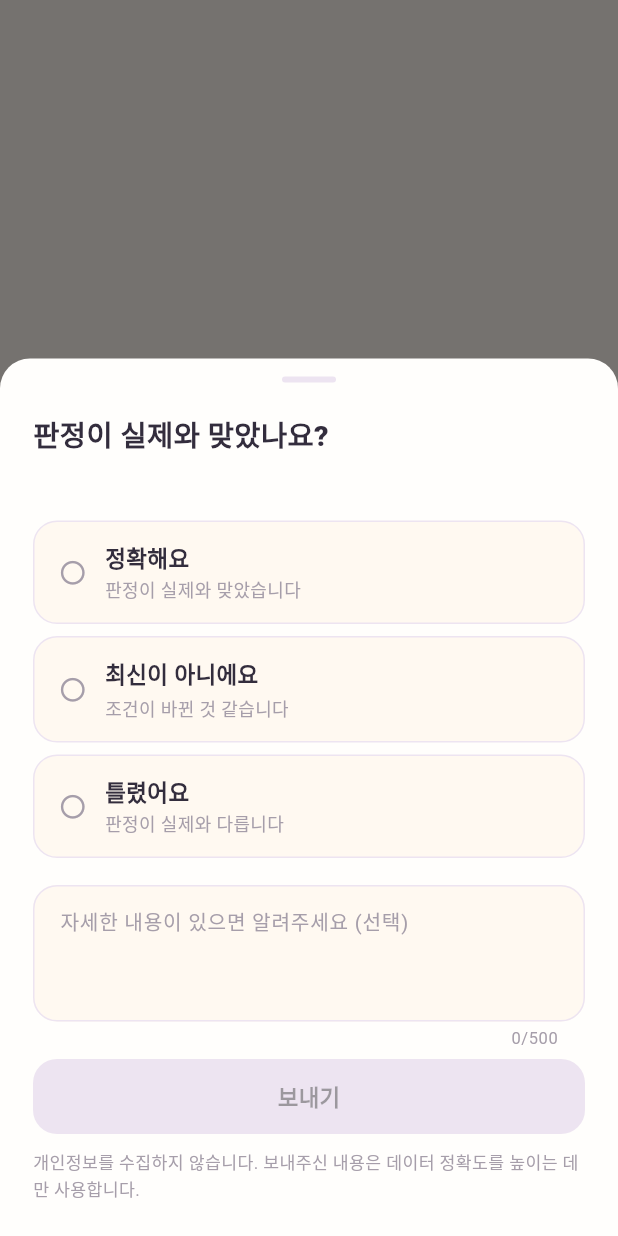
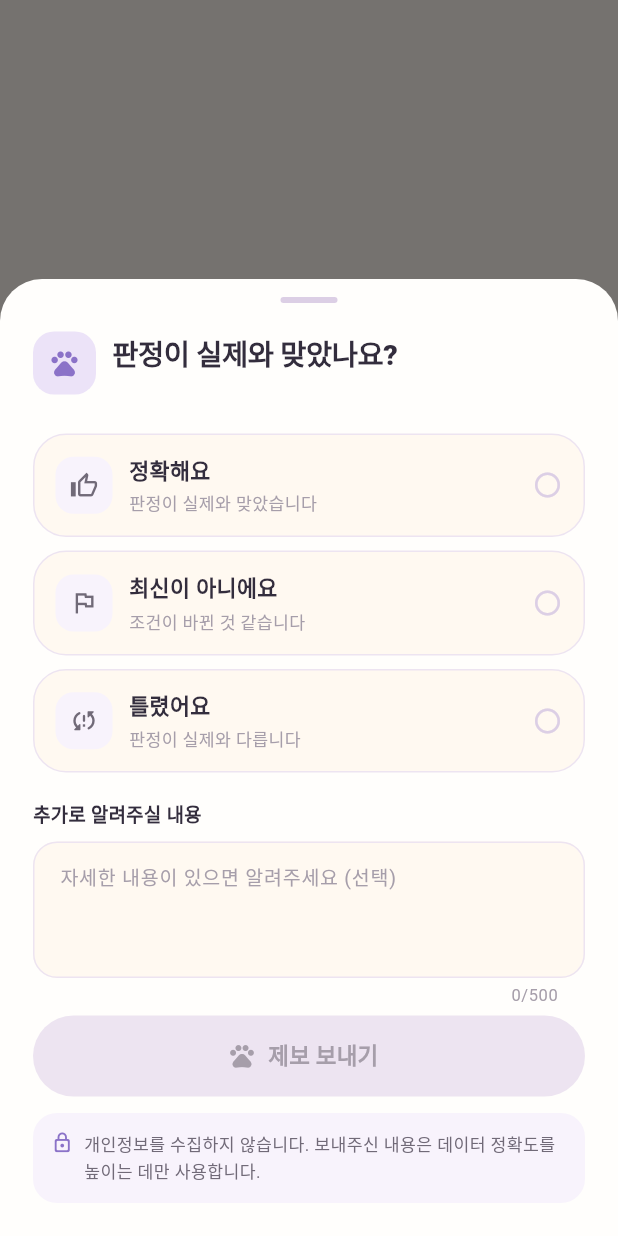
Before and after one commit to GuguGaewoo/petpass, a Flutter app: what showReportSheet() shows on an empty page, opened directly with empty values, on a phone screen of 412 x 824 dp. Run offline on Flutter 3.47's test engine with Material 3 defaults, Android fonts, the phone set to English and light mode, and no system bars; our stand-ins replace shared_preferences, supabase_flutter, web; missing offline and left inert: dart:js_interop, dart:ui_web, flutter_naver_map; accounts and stored records are empty.

Commit message:
style: apply PetPass concept to report sheet

```diff
--- a/app/lib/presentation/widgets/report_sheet.dart
+++ b/app/lib/presentation/widgets/report_sheet.dart
@@ -1,10 +1,7 @@
 /// 현장 제보 (F-10).
 ///
-/// 판정이 실제와 맞는지 이용자에게 묻는다. 수집한 내용은 정규화 규칙을
-/// 개선하는 우선순위 자료로 쓴다.
-///
-/// 개인정보를 수집하지 않는다. 제보 본문은 다른 이용자에게 노출하지 않으며,
-/// 전송에 실패해도 앱의 다른 기능은 영향을 받지 않는다.
+/// 기존 Supabase 전송/성공·실패 처리 로직은 유지하고 PetPass 시안의
+/// 아이보리·라벤더·둥근 선택 카드·발바닥 CTA만 적용한다.
 library;
 
 import 'package:flutter/material.dart';
@@ -24,7 +21,7 @@ Future<void> showReportSheet(
     isScrollControlled: true,
     backgroundColor: T.card,
     shape: const RoundedRectangleBorder(
-      borderRadius: BorderRadius.vertical(top: Radius.circular(20)),
+      borderRadius: BorderRadius.vertical(top: Radius.circular(28)),
     ),
     builder: (_) => _Sheet(state: state, place: place),
   );
@@ -53,18 +50,14 @@ class _SheetState extends State<_Sheet> {
   }
 
   Future<void> _send() async {
-    if (_kind == null || _sending) {
-      return;
-    }
+    if (_kind == null || _sending) return;
     setState(() => _sending = true);
     final ok = await widget.state.submitReport(
       place: widget.place,
       kind: _kind!,
       body: _body.text,
     );
-    if (!mounted) {
-      return;
-    }
+    if (!mounted) return;
     setState(() {
       _sending = false;
       _result = ok;
@@ -74,7 +67,6 @@ class _SheetState extends State<_Sheet> {
   @override
   Widget build(BuildContext context) {
     return Padding(
-      // 키보드가 올라와도 입력란이 가려지지 않게 한다
       padding: EdgeInsets.only(
         bottom: MediaQuery.of(context).viewInsets.bottom,
       ),
@@ -89,58 +81,100 @@ class _SheetState extends State<_Sheet> {
 
   Widget _grip() => Center(
     child: Container(
-      width: 36,
+      width: 38,
       height: 4,
       decoration: BoxDecoration(
-        color: T.line,
-        borderRadius: BorderRadius.circular(2),
+        color: T.lineStrong,
+        borderRadius: BorderRadius.circular(T.rPill),
       ),
     ),
   );
 
   Widget _form() {
-    return Column(
+    return SingleChildScrollView(
+      child: Column(
         mainAxisSize: MainAxisSize.min,
         crossAxisAlignment: CrossAxisAlignment.start,
         children: [
           _grip(),
-        const SizedBox(height: 20),
+          const SizedBox(height: 19),
+          Row(
+            crossAxisAlignment: CrossAxisAlignment.start,
+            children: [
+              Container(
+                width: 42,
+                height: 42,
+                decoration: BoxDecoration(
+                  color: T.brandSoft,
+                  borderRadius: BorderRadius.circular(14),
+                ),
+                child: const Icon(
+                  Icons.pets_rounded,
+                  size: 21,
+                  color: T.brand,
+                ),
+              ),
+              const SizedBox(width: 11),
+              Expanded(
+                child: Column(
+                  crossAxisAlignment: CrossAxisAlignment.start,
+                  children: [
                     const Text(
                       '판정이 실제와 맞았나요?',
                       style: TextStyle(
                         fontFamilyFallback: T.kr,
                         fontSize: 19,
                         fontWeight: FontWeight.w800,
+                        letterSpacing: -0.3,
                         color: T.ink,
                       ),
                     ),
-        const SizedBox(height: 6),
+                    const SizedBox(height: 4),
                     Text(
                       widget.place.title,
+                      maxLines: 1,
+                      overflow: TextOverflow.ellipsis,
                       style: const TextStyle(
                         fontFamilyFallback: T.kr,
-            fontSize: 13,
+                        fontSize: 12.5,
                         color: T.mute,
                       ),
                     ),
+                  ],
+                ),
+              ),
+            ],
+          ),
           const SizedBox(height: 18),
-
           for (final k in ReportKind.values) ...[
             _option(k),
+            const SizedBox(height: 9),
+          ],
+          const SizedBox(height: 10),
+          const Text(
+            '추가로 알려주실 내용',
+            style: TextStyle(
+              fontFamilyFallback: T.kr,
+              fontSize: 12.5,
+              fontWeight: FontWeight.w800,
+              color: T.ink,
+            ),
+          ),
           const SizedBox(height: 8),
-        ],
-
-        const SizedBox(height: 10),
           TextField(
             controller: _body,
             maxLines: 3,
             maxLength: 500,
-          style: const TextStyle(fontFamilyFallback: T.kr, fontSize: 14),
+            style: const TextStyle(
+              fontFamilyFallback: T.kr,
+              fontSize: 14,
+              color: T.ink,
+            ),
             decoration: InputDecoration(
               hintText: '자세한 내용이 있으면 알려주세요 (선택)',
               hintStyle: const TextStyle(
                 fontFamilyFallback: T.kr,
-              fontSize: 13.5,
+                fontSize: 13,
                 color: T.mute,
               ),
               filled: true,
@@ -155,24 +189,22 @@ class _SheetState extends State<_Sheet> {
                 borderRadius: BorderRadius.circular(T.r),
                 borderSide: const BorderSide(color: T.line),
               ),
+              focusedBorder: OutlineInputBorder(
+                borderRadius: BorderRadius.circular(T.r),
+                borderSide: const BorderSide(color: T.brand, width: 1.5),
               ),
             ),
-
+          ),
           const SizedBox(height: 6),
           SizedBox(
             width: double.infinity,
-          height: 50,
-          child: FilledButton(
+            height: 54,
+            child: FilledButton.icon(
               onPressed: _kind == null || _sending ? null : _send,
-            style: FilledButton.styleFrom(
-              backgroundColor: T.brand,
-              foregroundColor: T.onBrand,
-              disabledBackgroundColor: T.line,
-              shape: RoundedRectangleBorder(
-                borderRadius: BorderRadius.circular(T.r),
-              ),
-            ),
-            child: _sending
+              icon: _sending
+                  ? const SizedBox.shrink()
+                  : const Icon(Icons.pets_rounded, size: 19),
+              label: _sending
                   ? const SizedBox(
                       width: 18,
                       height: 18,
@@ -182,26 +214,57 @@ class _SheetState extends State<_Sheet> {
                       ),
                     )
                   : const Text(
-                    '보내기',
+                      '제보 보내기',
                       style: TextStyle(
                         fontFamilyFallback: T.kr,
                         fontSize: 15,
                         fontWeight: FontWeight.w700,
                       ),
                     ),
+              style: FilledButton.styleFrom(
+                backgroundColor: T.brand,
+                foregroundColor: T.onBrand,
+                disabledBackgroundColor: T.line,
+                disabledForegroundColor: T.mute,
+                elevation: 0,
+                shape: RoundedRectangleBorder(
+                  borderRadius: BorderRadius.circular(T.rPill),
                 ),
               ),
-        const SizedBox(height: 10),
-        const Text(
+            ),
+          ),
+          const SizedBox(height: 11),
+          Container(
+            padding: const EdgeInsets.all(12),
+            decoration: BoxDecoration(
+              color: T.brandMist,
+              borderRadius: BorderRadius.circular(T.r),
+            ),
+            child: const Row(
+              crossAxisAlignment: CrossAxisAlignment.start,
+              children: [
+                Icon(
+                  Icons.lock_outline_rounded,
+                  size: 15,
+                  color: T.brand,
+                ),
+                SizedBox(width: 7),
+                Expanded(
+                  child: Text(
                     '개인정보를 수집하지 않습니다. 보내주신 내용은 데이터 정확도를 높이는 데만 사용합니다.',
                     style: TextStyle(
                       fontFamilyFallback: T.kr,
                       fontSize: 11.5,
-            color: T.mute,
+                      color: T.inkSoft,
                       height: 1.5,
                     ),
                   ),
+                ),
               ],
+            ),
+          ),
+        ],
+      ),
     );
   }
 
@@ -210,49 +273,87 @@ class _SheetState extends State<_Sheet> {
     return GestureDetector(
       onTap: () => setState(() => _kind = k),
       behavior: HitTestBehavior.opaque,
-      child: Container(
+      child: AnimatedContainer(
+        duration: const Duration(milliseconds: 140),
         width: double.infinity,
-        padding: const EdgeInsets.symmetric(horizontal: 16, vertical: 13),
+        padding: const EdgeInsets.symmetric(horizontal: 14, vertical: 13),
         decoration: BoxDecoration(
-          color: on ? T.goBg : T.paper,
-          border: Border.all(color: on ? T.go : T.line, width: on ? 1.5 : 1),
-          borderRadius: BorderRadius.circular(T.r),
+          color: on ? T.brandSoft : T.paper,
+          border: Border.all(
+            color: on ? T.brand : T.line,
+            width: on ? 1.5 : 1,
+          ),
+          borderRadius: BorderRadius.circular(T.rCard),
         ),
         child: Row(
           children: [
-            Icon(
-              on ? Icons.radio_button_checked : Icons.radio_button_unchecked,
+            Container(
+              width: 38,
+              height: 38,
+              decoration: BoxDecoration(
+                color: on ? T.card : T.brandMist,
+                borderRadius: BorderRadius.circular(12),
+              ),
+              child: Icon(
+                _kindIcon(k),
                 size: 19,
-              color: on ? T.go : T.mute,
+                color: on ? T.brandDeep : T.inkSoft,
               ),
-            const SizedBox(width: 12),
-            Column(
+            ),
+            const SizedBox(width: 11),
+            Expanded(
+              child: Column(
                 crossAxisAlignment: CrossAxisAlignment.start,
                 children: [
                   Text(
                     k.label,
                     style: TextStyle(
                       fontFamilyFallback: T.kr,
-                    fontSize: 15,
-                    fontWeight: FontWeight.w600,
-                    color: on ? T.go : T.ink,
+                      fontSize: 14.5,
+                      fontWeight: FontWeight.w700,
+                      color: on ? T.brandDeep : T.ink,
                     ),
                   ),
-                const SizedBox(height: 2),
+                  const SizedBox(height: 3),
                   Text(
                     k.hint,
                     style: const TextStyle(
                       fontFamilyFallback: T.kr,
-                    fontSize: 12,
+                      fontSize: 11.5,
                       color: T.mute,
                     ),
                   ),
                 ],
               ),
+            ),
+            Icon(
+              on
+                  ? Icons.check_circle_rounded
+                  : Icons.radio_button_unchecked_rounded,
+              size: 20,
+              color: on ? T.brand : T.lineStrong,
+            ),
           ],
         ),
       ),
     );
+  }
+
+  IconData _kindIcon(ReportKind k) {
+    final label = k.label;
+    if (label.contains('맞') || label.contains('정확')) {
+      return Icons.thumb_up_alt_outlined;
+    }
+    if (label.contains('다르') || label.contains('틀')) {
+      return Icons.sync_problem_rounded;
+    }
+    if (label.contains('변경') || label.contains('바뀜')) {
+      return Icons.update_rounded;
+    }
+    if (label.contains('모르') || label.contains('확인')) {
+      return Icons.help_outline_rounded;
+    }
+    return Icons.flag_outlined;
   }
 
   Widget _done() {
@@ -262,28 +363,36 @@ class _SheetState extends State<_Sheet> {
       children: [
         _grip(),
         const SizedBox(height: 34),
-        Icon(
-          ok ? Icons.check_circle_outline : Icons.error_outline,
-          size: 46,
-          color: ok ? T.go : T.mute,
+        Container(
+          width: 82,
+          height: 82,
+          decoration: BoxDecoration(
+            color: ok ? T.brandSoft : T.stopBg,
+            shape: BoxShape.circle,
           ),
-        const SizedBox(height: 16),
+          child: Icon(
+            ok ? Icons.pets_rounded : Icons.error_outline_rounded,
+            size: 39,
+            color: ok ? T.brand : T.stop,
+          ),
+        ),
+        const SizedBox(height: 18),
         Text(
           ok ? '보내주셔서 감사합니다' : '지금은 보낼 수 없습니다',
           style: const TextStyle(
             fontFamilyFallback: T.kr,
-            fontSize: 17,
-            fontWeight: FontWeight.w700,
+            fontSize: 18,
+            fontWeight: FontWeight.w800,
             color: T.ink,
           ),
         ),
-        const SizedBox(height: 8),
+        const SizedBox(height: 7),
         Text(
           ok ? '데이터를 개선하는 데 사용하겠습니다' : '잠시 후 다시 시도해주세요',
           textAlign: TextAlign.center,
           style: const TextStyle(
             fontFamilyFallback: T.kr,
-            fontSize: 13.5,
+            fontSize: 13,
             color: T.inkSoft,
             height: 1.6,
           ),
@@ -291,22 +400,24 @@ class _SheetState extends State<_Sheet> {
         const SizedBox(height: 26),
         SizedBox(
           width: double.infinity,
-          height: 48,
-          child: FilledButton(
+          height: 52,
+          child: FilledButton.icon(
             onPressed: () => Navigator.of(context).pop(),
-            style: FilledButton.styleFrom(
-              backgroundColor: T.brand,
-              foregroundColor: T.onBrand,
-              shape: RoundedRectangleBorder(
-                borderRadius: BorderRadius.circular(T.r),
-              ),
-            ),
-            child: const Text(
+            icon: const Icon(Icons.pets_rounded, size: 18),
+            label: const Text(
               '닫기',
               style: TextStyle(
                 fontFamilyFallback: T.kr,
                 fontSize: 15,
                 fontWeight: FontWeight.w700,
+              ),
+            ),
+            style: FilledButton.styleFrom(
+              backgroundColor: T.brand,
+              foregroundColor: T.onBrand,
+              elevation: 0,
+              shape: RoundedRectangleBorder(
+                borderRadius: BorderRadius.circular(T.rPill),
               ),
             ),
           ),
```
Lines whose indentation alone changed are shown as unchanged.
